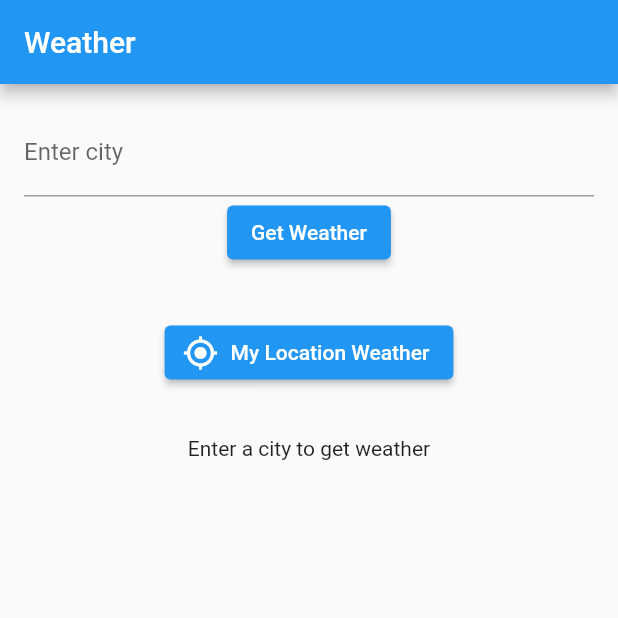
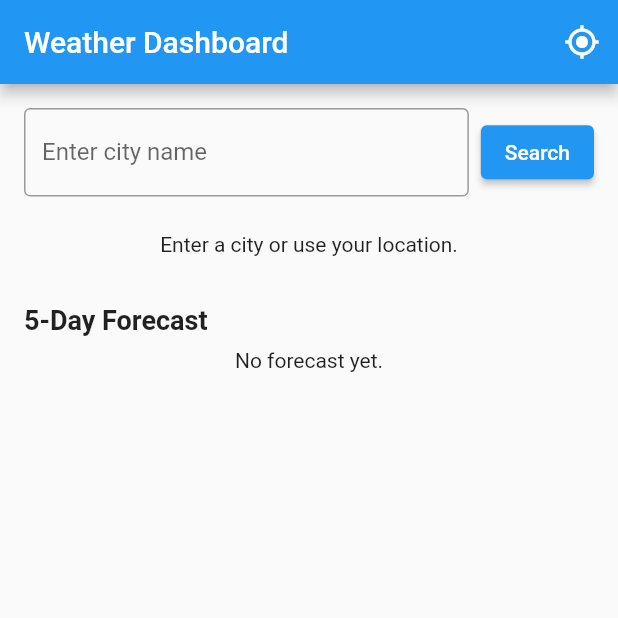
Before and after one commit to apoorvpandey/weather_news_dashboard, a Flutter app: the screen it shows after launch, on a phone screen of 412 x 824 dp, the top half of it. Run offline on Flutter 3.47's test engine with Material 3 defaults, Android fonts, the phone set to English and light mode, and no system bars; our stand-ins replace dio, flutter_dotenv, geolocator, hive_flutter; accounts and stored records are empty.

Commit message:
feat: Add 5-day weather forecast functionality
This commit introduces the ability to fetch and display a 5-day weather forecast alongside the current weather.

```diff
--- a/lib/core/config/app_providers.dart
+++ b/lib/core/config/app_providers.dart
@@ -5,6 +5,7 @@ import 'package:provider/single_child_widget.dart';
 import '../../data/datasources/weather_remote_datasource.dart';
 import '../../domain/repositories/weather_repository_impl.dart';
 import '../../domain/usecases/get_current_weather.dart';
+import '../../domain/usecases/get_forecast.dart';
 import '../../presentation/providers/news_provider.dart';
 import '../../presentation/providers/theme_provider/theme_provider.dart';
 import '../../presentation/providers/weather_provider/weather_provider.dart';
@@ -14,9 +15,12 @@ List<SingleChildWidget> appProviders() {
   final weatherRemoteDataSource = WeatherRemoteDataSource(dio);
   final weatherRepository = WeatherRepositoryImpl(weatherRemoteDataSource);
   final getCurrentWeather = GetCurrentWeather(weatherRepository);
+  final getForecast = GetForecast(weatherRepository);
 
   return [
-    ChangeNotifierProvider(create: (_) => WeatherProvider(getCurrentWeather)),
+    ChangeNotifierProvider(
+      create: (_) => WeatherProvider(getCurrentWeather, getForecast),
+    ),
     ChangeNotifierProvider(create: (_) => NewsProvider()),
     ChangeNotifierProvider(create: (_) => ThemeProvider()),
   ];
--- /dev/null
+++ b/lib/domain/entities/forecast_item.dart
@@ -0,0 +1,13 @@
+class ForecastItem {
+  final DateTime dateTime;
+  final double temperature;
+  final String weatherDescription;
+  final String icon;
+
+  ForecastItem({
+    required this.dateTime,
+    required this.temperature,
+    required this.weatherDescription,
+    required this.icon,
+  });
+}
--- /dev/null
+++ b/lib/domain/usecases/get_forecast.dart
@@ -0,0 +1,16 @@
+import '../entities/forecast_item.dart';
+import '../repositories/weather_repository.dart';
+
+class GetForecast {
+  final WeatherRepository repository;
+
+  GetForecast(this.repository);
+
+  Future<List<ForecastItem>> call(String city) {
+    return repository.get5DayForecast(city);
+  }
+
+  Future<List<ForecastItem>> callByCoordinates(double lat, double lon) {
+    return repository.get5DayForecastByCoordinates(lat, lon);
+  }
+}
--- a/lib/presentation/pages/weather_page.dart
+++ b/lib/presentation/pages/weather_page.dart
@@ -2,6 +2,11 @@ import 'package:flutter/material.dart';
 import 'package:provider/provider.dart';
 
 import '../providers/weather_provider/weather_provider.dart';
+import '../widgets/current_weather_card.dart';
+import '../widgets/error_message.dart';
+import '../widgets/forecast_list.dart';
+import '../widgets/loading_indicator.dart';
+import '../widgets/weather_search_bar.dart';
 
 class WeatherPage extends StatefulWidget {
   const WeatherPage({super.key});
@@ -11,74 +16,100 @@ class WeatherPage extends StatefulWidget {
 }
 
 class _WeatherPageState extends State<WeatherPage> {
-  final cityController = TextEditingController();
+  final TextEditingController _cityController = TextEditingController();
+
+  @override
+  void dispose() {
+    _cityController.dispose();
+    super.dispose();
+  }
 
   @override
   Widget build(BuildContext context) {
+    final weatherProvider = Provider.of<WeatherProvider>(context);
+
     return Scaffold(
-      appBar: AppBar(title: const Text('Weather')),
-      body: Padding(
-        padding: const EdgeInsets.all(16.0),
-        child: Column(
+      appBar: AppBar(
+        title: const Text('Weather Dashboard'),
+        actions: [
+          IconButton(
+            icon: const Icon(Icons.my_location),
+            tooltip: 'My Location',
+            onPressed: () {
+              weatherProvider.fetchWeatherByLocation();
+            },
+          ),
+        ],
+      ),
+      body: RefreshIndicator(
+        onRefresh: () async {
+          if (weatherProvider.weather != null) {
+            if (_cityController.text.isNotEmpty) {
+              await weatherProvider.refreshWeatherAndForecast(
+                city: _cityController.text.trim(),
+              );
+            } else if (weatherProvider.weather != null) {
+              await weatherProvider.refreshWeatherAndForecast(
+                city: weatherProvider.weather?.cityName,
+              );
+            }
+          }
+        },
+        child: ListView(
+          padding: const EdgeInsets.all(16),
           children: [
-            TextField(
-              controller: cityController,
-              decoration: const InputDecoration(labelText: 'Enter city'),
-            ),
-            ElevatedButton(
-              onPressed: () {
-                final city = cityController.text.trim();
+            WeatherSearchBar(
+              controller: _cityController,
+              onSearch: () {
+                final city = _cityController.text.trim();
                 if (city.isNotEmpty) {
-                  Provider.of<WeatherProvider>(
-                    context,
-                    listen: false,
-                  ).fetchWeather(city);
-                }
-              },
-              child: const Text('Get Weather'),
-            ),
-            const SizedBox(height: 32),
-            ElevatedButton.icon(
-              icon: Icon(Icons.my_location),
-              label: Text('My Location Weather'),
-              onPressed: () {
-                Provider.of<WeatherProvider>(context, listen: false)
-                    .fetchWeatherByLocation();
-              },
-            ),
-            const SizedBox(height: 32),
-            Consumer<WeatherProvider>(
-              builder: (context, provider, child) {
-                if (provider.state == WeatherState.loading) {
-                  return const CircularProgressIndicator();
-                } else if (provider.state == WeatherState.loaded &&
-                    provider.weather != null) {
-                  final weather = provider.weather!;
-                  return Column(
-                    children: [
-                      Text(
-                        weather.cityName,
-                        style: const TextStyle(fontSize: 24),
-                      ),
-                      Text('${weather.temperature} °C'),
-                      Text(weather.description),
-                      Image.network(
-                        'https://openweathermap.org/img/wn/${weather.icon}@2x.png',
-                        width: 80,
-                        height: 80,
-                      ),
-                    ],
-                  );
-                } else if (provider.state == WeatherState.error) {
-                  return Text('Error: ${provider.error}');
-                } else {
-                  return const Text('Enter a city to get weather');
+                  weatherProvider.fetchWeather(city);
                 }
               },
             ),
+            const SizedBox(height: 24),
+            _buildCurrentWeather(weatherProvider),
+            const SizedBox(height: 32),
+            const Text(
+              '5-Day Forecast',
+              style: TextStyle(fontSize: 18, fontWeight: FontWeight.bold),
+            ),
+            const SizedBox(height: 8),
+            _buildForecast(weatherProvider),
           ],
         ),
       ),
     );
   }
+
+  Widget _buildCurrentWeather(WeatherProvider provider) {
+    switch (provider.state) {
+      case WeatherState.initial:
+        return const Center(child: Text('Enter a city or use your location.'));
+      case WeatherState.loading:
+        return const LoadingIndicator();
+      case WeatherState.error:
+        return ErrorMessage(provider.error ?? 'An error occurred');
+      case WeatherState.loaded:
+        return CurrentWeatherCard(weather: provider.weather!);
+    }
+  }
+
+  Widget _buildForecast(WeatherProvider provider) {
+    switch (provider.forecastState) {
+      case WeatherState.initial:
+        return const Center(child: Text('No forecast yet.'));
+      case WeatherState.loading:
+        return const LoadingIndicator();
+      case WeatherState.error:
+        return ErrorMessage(
+          provider.forecastError ?? 'Could not load forecast',
+        );
+      case WeatherState.loaded:
+        if (provider.forecast.isEmpty) {
+          return const Center(child: Text('No forecast data found.'));
+        }
+        return ForecastList(forecast: provider.forecast);
+    }
+  }
 }
--- /dev/null
+++ b/lib/presentation/widgets/weather_search_bar.dart
@@ -0,0 +1,34 @@
+import 'package:flutter/material.dart';
+
+class WeatherSearchBar extends StatelessWidget {
+  final TextEditingController controller;
+  final VoidCallback onSearch;
+
+  const WeatherSearchBar({
+    required this.controller,
+    required this.onSearch,
+    super.key,
+  });
+
+  @override
+  Widget build(BuildContext context) {
+    return Row(
+      children: [
+        Expanded(
+          child: TextField(
+            controller: controller,
+            decoration: const InputDecoration(
+              labelText: 'Enter city name',
+              border: OutlineInputBorder(),
+            ),
+          ),
+        ),
+        const SizedBox(width: 8),
+        ElevatedButton(
+          onPressed: onSearch,
+          child: const Text('Search'),
+        ),
+      ],
+    );
+  }
+}
```
Also changed, not shown: lib/data/datasources/weather_remote_datasource.dart (+31 -0 lines), lib/data/model/forecast_item_model.dart (added, +22 -0 lines), lib/data/model/forecast_model.dart (added, +13 -0 lines), lib/domain/repositories/weather_repository.dart (+8 -0 lines), lib/domain/repositories/weather_repository_impl.dart (+37 -0 lines), lib/presentation/providers/weather_provider/weather_provider.dart (+68 -3 lines), lib/presentation/widgets/current_weather_card.dart (added, +49 -0 lines), lib/presentation/widgets/error_message.dart (added, +11 -0 lines), lib/presentation/widgets/forecast_card.dart (added, +44 -0 lines), lib/presentation/widgets/forecast_list.dart (added, +29 -0 lines), lib/presentation/widgets/loading_indicator.dart (added, +9 -0 lines).
